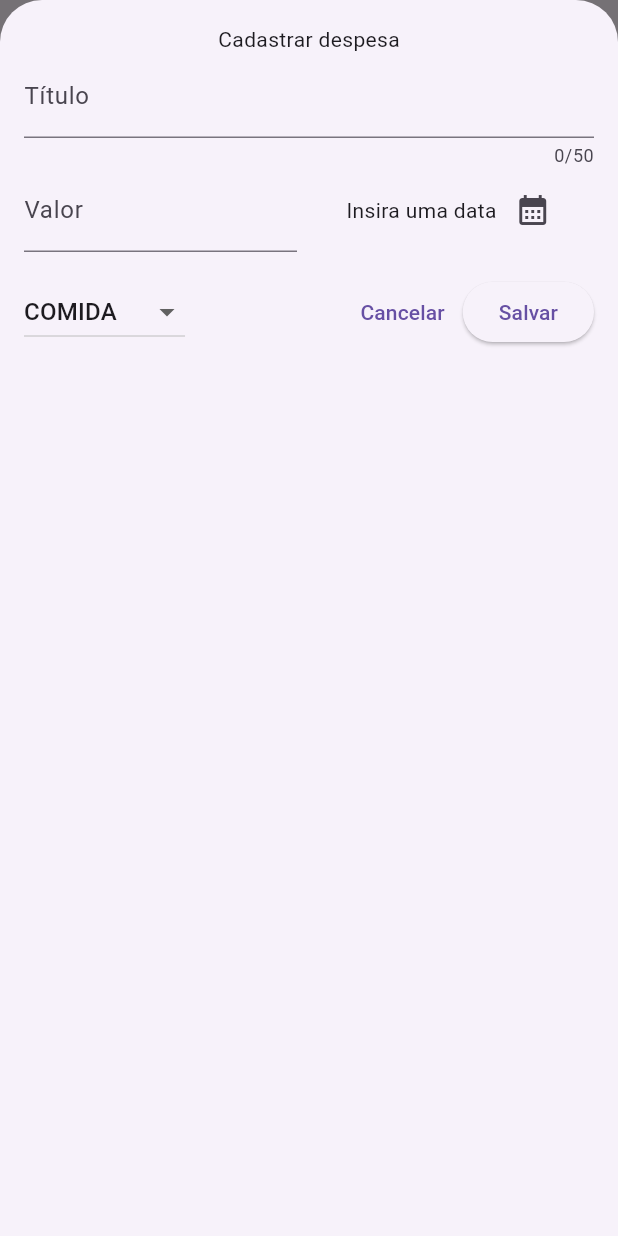
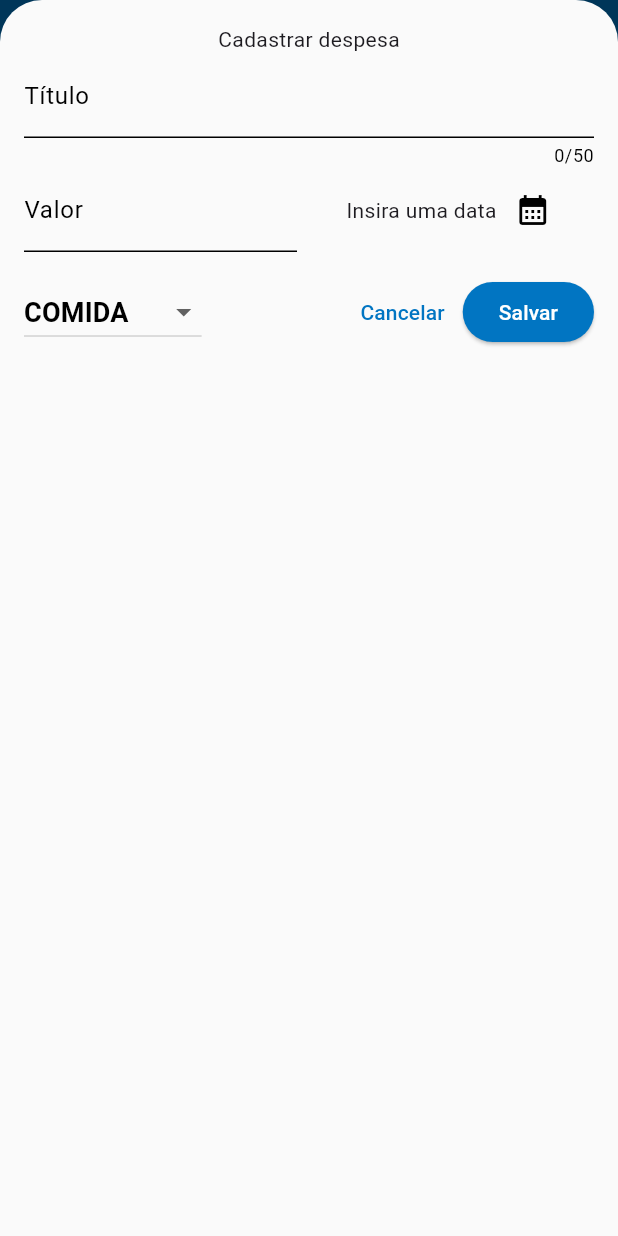
Before and after one commit to Afonso247/impulse, a Flutter app: the screen it shows after launch, after a tap on the "add" icon, on a phone screen of 412 x 824 dp. Run offline on Flutter 3.47's test engine with Material 3 defaults, Android fonts, the phone set to English and light mode, and no system bars.

Commit message:
feat: tematizacao em main.dart

```diff
--- a/lib/components/new_expense.dart
+++ b/lib/components/new_expense.dart
@@ -137,7 +137,10 @@ class _NewExpenseState extends State<NewExpense> {
                     .map(
                       (category) => DropdownMenuItem(
                         value: category,
-                        child: Text(category.name.toUpperCase()),
+                        child: Text(
+                          category.name.toUpperCase(),
+                          style: const TextStyle(fontSize: 18),
+                        ),
                       ),
                     )
                     .toList(),
--- a/lib/impulse.dart
+++ b/lib/impulse.dart
@@ -73,6 +73,7 @@ class _ImpulseState extends State<Impulse> {
           Icon(
             Icons.receipt_long_outlined,
             size: 64,
+            // ignore: deprecated_member_use
             color: Theme.of(context).colorScheme.primary.withOpacity(0.3),
           ),
           const SizedBox(height: 16),
@@ -86,6 +87,7 @@ class _ImpulseState extends State<Impulse> {
           Text(
             'Toque no + para adicionar',
             style: Theme.of(context).textTheme.bodySmall?.copyWith(
+              // ignore: deprecated_member_use
               color: Theme.of(context).colorScheme.onSurfaceVariant.withOpacity(0.7),
             ),
           ),
@@ -102,7 +104,7 @@ class _ImpulseState extends State<Impulse> {
 
     return Scaffold(
       appBar: AppBar(
-        title: const Text('Impulse', style: TextStyle(color: Colors.black, fontSize: 28)),
+        title: const Text('Impulse', style: TextStyle(fontSize: 28)),
         centerTitle: true,
         actions: [
           IconButton(
--- a/lib/main.dart
+++ b/lib/main.dart
@@ -2,6 +2,65 @@ import 'package:flutter/material.dart';
 
 import 'package:impulse/impulse.dart';
 
+// ColorScheme
+const brightness = Brightness.light;
+const primary = Color(0xFF0175C2);
+const onPrimary = Color(0xFFFFFFFF);
+const secondary = Color(0xFF13B9FD);
+const onSecondary = Color(0xFF000000);
+const error = Color(0xFFB00020);
+const onError = Color(0xFFFFFFFF);
+const surface = Color(0xFFFAFAFA);
+const onSurface = Color(0xFF000000);
+
 void main() {
-  runApp(const MaterialApp(home: Impulse()));
+  runApp(
+    MaterialApp(
+      theme: ThemeData().copyWith(
+        colorScheme: const ColorScheme(
+          brightness: brightness,
+          primary: primary,
+          onPrimary: onPrimary,
+          secondary: secondary,
+          onSecondary: onSecondary,
+          error: error,
+          onError: onError,
+          surface: surface,
+          onSurface: onSurface,
+        ),
+        appBarTheme: const AppBarTheme().copyWith(
+          backgroundColor: primary,
+          foregroundColor: onPrimary,
+        ),
+        cardTheme: const CardThemeData().copyWith(
+          color: secondary,
+          margin: const EdgeInsets.all(8),
+        ),
+        elevatedButtonTheme: ElevatedButtonThemeData(
+          style: ButtonStyle(
+            backgroundColor: WidgetStateProperty.all(primary),
+            foregroundColor: WidgetStateProperty.all(onPrimary),
+          ),
+        ),
+        textTheme: ThemeData().textTheme.copyWith(
+          titleLarge: const TextStyle(
+            color: onSurface,
+            fontSize: 24,
+            fontWeight: FontWeight.bold,
+          ),
+          titleMedium: const TextStyle(
+            color: onSurface,
+            fontSize: 20,
+            fontWeight: FontWeight.bold,
+          ),
+          titleSmall: const TextStyle(
+            color: onSurface,
+            fontSize: 16,
+            fontWeight: FontWeight.bold,
+          ),
+        ),
+      ),
+      home: const Impulse(),
+    ),
+  );
 }
```
